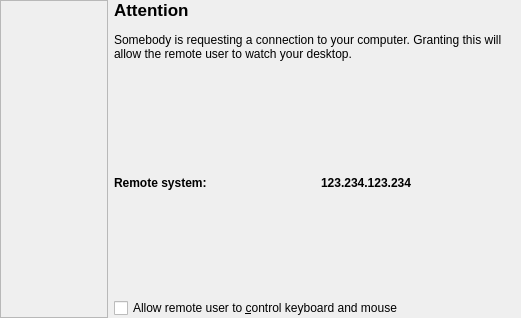
This is connectionwidget.ui in KDE/krfb as Qt 5 draws it before an edit. The edited form follows.
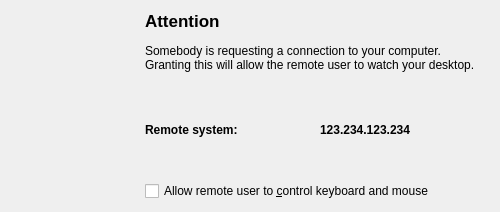
This is the edited form.

Commit message: * Use everywhere the nice new oxygen artwork. * Cleanup and improve some code. * Fix some UI layouts.

What changed in the file:
```diff
--- a/connectionwidget.ui
+++ b/connectionwidget.ui
@@ -5,23 +5,33 @@
    <rect>
     <x>0</x>
     <y>0</y>
-    <width>521</width>
-    <height>318</height>
+    <width>500</width>
+    <height>212</height>
    </rect>
   </property>
-  <layout class="QGridLayout" >
-   <property name="margin" >
-    <number>0</number>
-   </property>
-   <property name="spacing" >
-    <number>6</number>
-   </property>
-   <item row="0" column="1" colspan="2" >
+  <layout class="QHBoxLayout" >
+   <item>
+    <widget class="QLabel" name="pixmapLabel" >
+     <property name="sizePolicy" >
+      <sizepolicy vsizetype="Fixed" hsizetype="Fixed" >
+       <horstretch>0</horstretch>
+       <verstretch>0</verstretch>
+      </sizepolicy>
+     </property>
+     <property name="minimumSize" >
+      <size>
+       <width>128</width>
+       <height>128</height>
+      </size>
+     </property>
+    </widget>
+   </item>
+   <item>
+    <layout class="QVBoxLayout" >
+     <item>
     <widget class="QLabel" name="TextLabel5" >
      <property name="sizePolicy" >
-      <sizepolicy>
-       <hsizetype>1</hsizetype>
-       <vsizetype>0</vsizetype>
+        <sizepolicy vsizetype="Fixed" hsizetype="Minimum" >
        <horstretch>0</horstretch>
        <verstretch>0</verstretch>
       </sizepolicy>
@@ -44,12 +54,10 @@
      </property>
     </widget>
    </item>
-   <item row="1" column="1" colspan="2" >
+     <item>
     <widget class="QLabel" name="mainTextLabel" >
      <property name="sizePolicy" >
-      <sizepolicy>
-       <hsizetype>5</hsizetype>
-       <vsizetype>0</vsizetype>
+        <sizepolicy vsizetype="Fixed" hsizetype="Preferred" >
        <horstretch>0</horstretch>
        <verstretch>0</verstretch>
       </sizepolicy>
@@ -80,52 +88,25 @@
      </property>
     </widget>
    </item>
-   <item rowspan="6" row="0" column="0" >
-    <widget class="QLabel" name="pixmapLabel" >
-     <property name="sizePolicy" >
-      <sizepolicy>
-       <hsizetype>0</hsizetype>
-       <vsizetype>0</vsizetype>
-       <horstretch>0</horstretch>
-       <verstretch>0</verstretch>
-      </sizepolicy>
-     </property>
-     <property name="minimumSize" >
-      <size>
-       <width>108</width>
-       <height>318</height>
-      </size>
-     </property>
-     <property name="maximumSize" >
-      <size>
-       <width>108</width>
-       <height>318</height>
-      </size>
-     </property>
-     <property name="frameShape" >
-      <enum>QFrame::StyledPanel</enum>
-     </property>
-     <property name="frameShadow" >
-      <enum>QFrame::Plain</enum>
-     </property>
-     <property name="lineWidth" >
-      <number>0</number>
-     </property>
-     <property name="scaledContents" >
-      <bool>true</bool>
+     <item>
+      <layout class="QHBoxLayout" >
+       <item>
+        <widget class="QLabel" name="TextLabel1" >
+         <property name="font" >
+          <font>
+           <weight>75</weight>
+           <bold>true</bold>
+          </font>
+         </property>
+         <property name="text" >
+          <string>Remote system:</string>
      </property>
      <property name="wordWrap" >
       <bool>false</bool>
      </property>
-     <property name="margin" >
-      <number>0</number>
-     </property>
-     <property name="indent" >
-      <number>0</number>
-     </property>
-    </widget>
-   </item>
-   <item row="3" column="2" >
+        </widget>
+       </item>
+       <item>
     <widget class="QLabel" name="remoteHost" >
      <property name="font" >
       <font>
@@ -141,12 +122,12 @@
      </property>
     </widget>
    </item>
-   <item row="5" column="1" colspan="2" >
+      </layout>
+     </item>
+     <item>
     <widget class="QCheckBox" name="cbAllowRemoteControl" >
      <property name="sizePolicy" >
-      <sizepolicy>
-       <hsizetype>1</hsizetype>
-       <vsizetype>0</vsizetype>
+        <sizepolicy vsizetype="Fixed" hsizetype="Minimum" >
        <horstretch>0</horstretch>
        <verstretch>0</verstretch>
       </sizepolicy>
@@ -159,21 +140,7 @@
      </property>
     </widget>
    </item>
-   <item row="3" column="1" >
-    <widget class="QLabel" name="TextLabel1" >
-     <property name="font" >
-      <font>
-       <weight>75</weight>
-       <bold>true</bold>
-      </font>
-     </property>
-     <property name="text" >
-      <string>Remote system:</string>
-     </property>
-     <property name="wordWrap" >
-      <bool>false</bool>
-     </property>
-    </widget>
+    </layout>
    </item>
   </layout>
  </widget>
```
Lines whose indentation alone changed are shown as unchanged. The commit also changes 16 other files.
